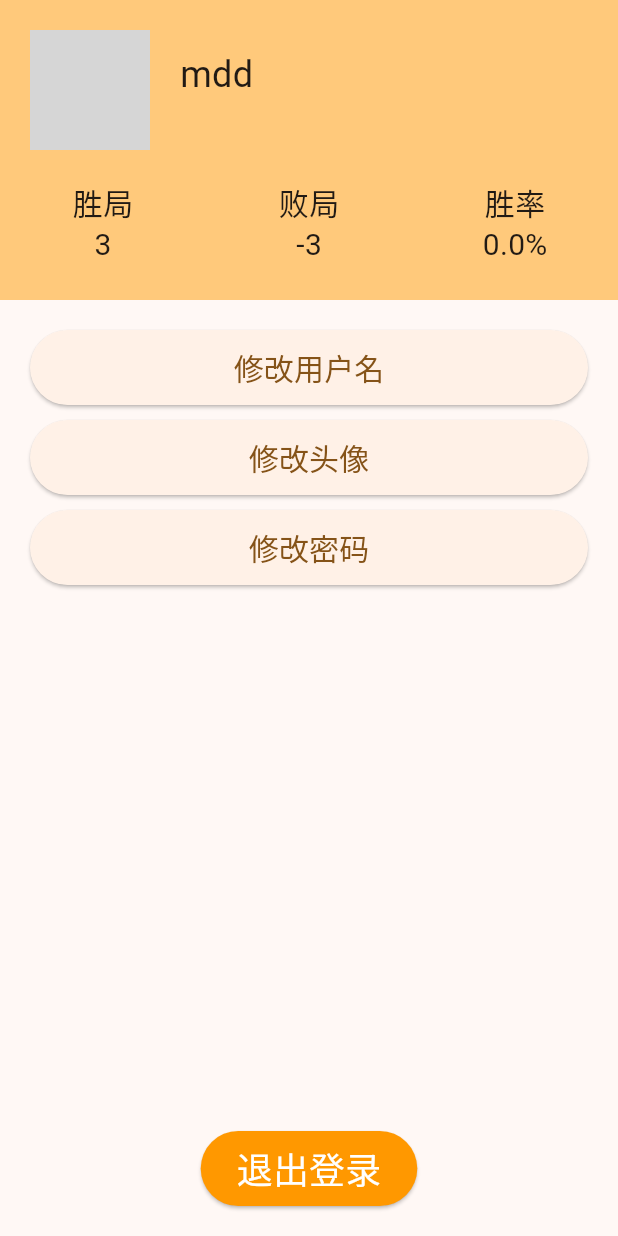
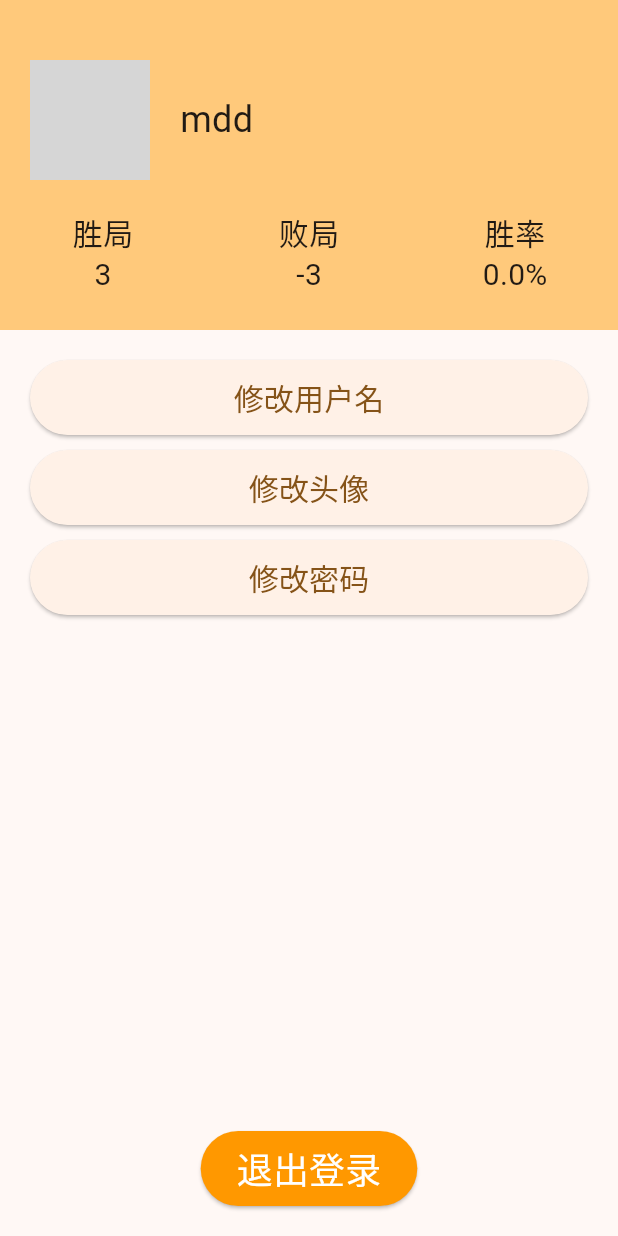
Before and after one commit to mxc-org/flutter_front, a Flutter app: the MyUI widget shown alone on an empty page, opened directly, on a phone screen of 412 x 824 dp. Run offline on Flutter 3.47's test engine with Material 2 defaults, Android fonts, the light colour scheme and no system bars; our stand-ins replace file_picker; network calls fail; grey boxes are pictures that could not be loaded.

Commit message:
修复安卓端由于没有网络权限导致无法注册登录的bug；头像改用圆形设计

```diff
--- a/lib/myUI.dart
+++ b/lib/myUI.dart
@@ -25,7 +25,7 @@ class _MyUIState extends State<MyUI> {
           children: [
             //用户信息展示
             Container(
-              height: 200,
+              height: 220,
               decoration: const BoxDecoration(
                 color: Color.fromARGB(127, 255, 153, 0),
               ),
@@ -109,18 +109,24 @@ class _MyUIState extends State<MyUI> {
           children: [
             //头像
             Container(
-              margin: const EdgeInsets.only(left: 20, top: 20),
+              margin: const EdgeInsets.only(left: 20, top: 40),
               width: 80,
               height: 80,
-              child: Image.network(Values.avatarUrl + Values.user.avatarName),
+              decoration: BoxDecoration(
+                borderRadius: BorderRadius.circular(40),
+                image: DecorationImage(
+                  image:
+                      NetworkImage(Values.avatarUrl + Values.user.avatarName),
+                ),
+              ),
             ),
             //用户名
             Container(
-              margin: const EdgeInsets.only(
-                left: 20,
-              ),
+              alignment: AlignmentDirectional.centerStart,
+              margin: const EdgeInsets.only(left: 20, top: 40),
               child: Text(
                 Values.user.username,
+                textAlign: TextAlign.center,
                 style: const TextStyle(fontSize: 24),
               ),
             )
@@ -240,7 +246,16 @@ class _MyUIState extends State<MyUI> {
         context: context,
         builder: (buildContext) => AlertDialog(
           title: const Text("修改头像"),
-          content: Image.memory(result.files.first.bytes!),
+          content: Container(
+            width: 250,
+            height: 250,
+            decoration: BoxDecoration(
+              borderRadius: BorderRadius.circular(100),
+              image: DecorationImage(
+                image: MemoryImage(result.files.first.bytes!),
+              ),
+            ),
+          ),
           actions: [
             TextButton(
               onPressed: () {
```
Also changed, not shown: 1 other file.
